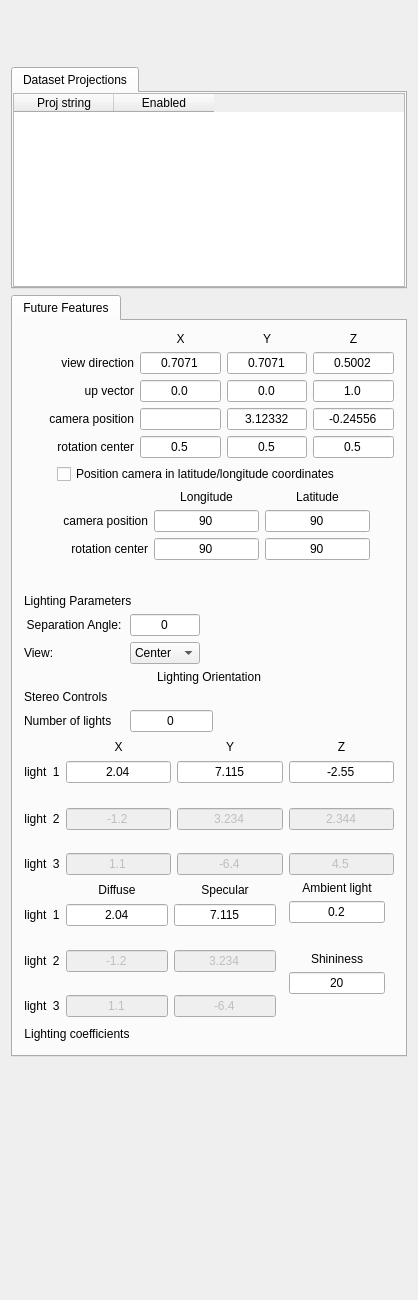
Qt form apps/vaporgui/NavigationTab.ui (StasJ/vapor-formatted) before a commit.
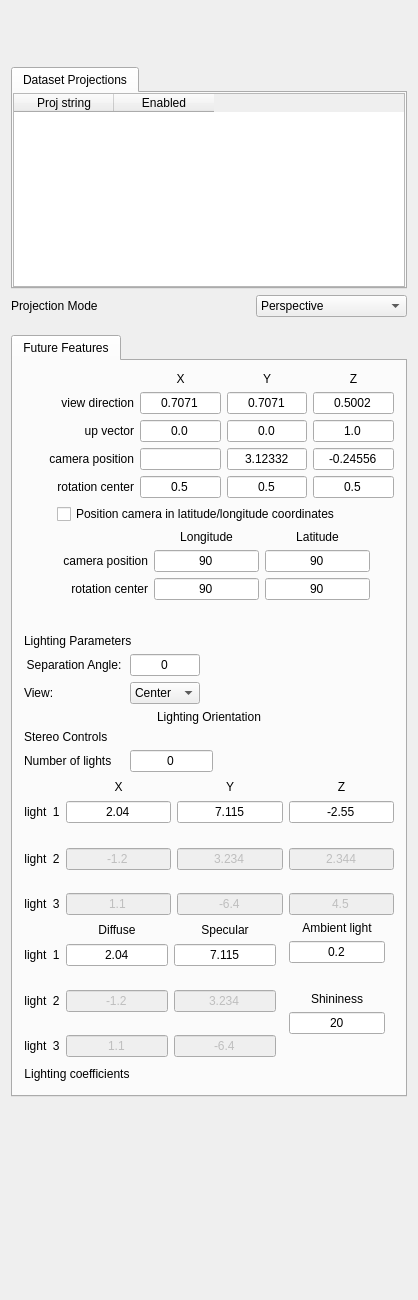
The same form after that commit. Custom widgets are drawn as their Qt base class.

```diff
--- a/apps/vaporgui/NavigationTab.ui
+++ b/apps/vaporgui/NavigationTab.ui
@@ -130,6 +130,67 @@
      </widget>
     </widget>
    </item>
+   <item>
+    <widget class="QFrame" name="frame">
+     <property name="frameShape">
+      <enum>QFrame::NoFrame</enum>
+     </property>
+     <property name="frameShadow">
+      <enum>QFrame::Raised</enum>
+     </property>
+     <layout class="QHBoxLayout" name="horizontalLayout" stretch="0,2,2">
+      <property name="leftMargin">
+       <number>0</number>
+      </property>
+      <property name="topMargin">
+       <number>0</number>
+      </property>
+      <property name="rightMargin">
+       <number>0</number>
+      </property>
+      <property name="bottomMargin">
+       <number>12</number>
+      </property>
+      <item>
+       <widget class="QLabel" name="label">
+        <property name="text">
+         <string>Projection Mode</string>
+        </property>
+       </widget>
+      </item>
+      <item>
+       <spacer name="horizontalSpacer">
+        <property name="orientation">
+         <enum>Qt::Horizontal</enum>
+        </property>
+        <property name="sizeHint" stdset="0">
+         <size>
+          <width>134</width>
+          <height>20</height>
+         </size>
+        </property>
+       </spacer>
+      </item>
+      <item>
+       <widget class="QComboBox" name="_projectionCombo">
+        <property name="editable">
+         <bool>false</bool>
+        </property>
+        <item>
+         <property name="text">
+          <string>Perspective</string>
+         </property>
+        </item>
+        <item>
+         <property name="text">
+          <string>Map Orthographic</string>
+         </property>
+        </item>
+       </widget>
+      </item>
+     </layout>
+    </widget>
+   </item>
    <item>
     <widget class="QTabWidget" name="tabWidget">
      <property name="sizePolicy">
```
